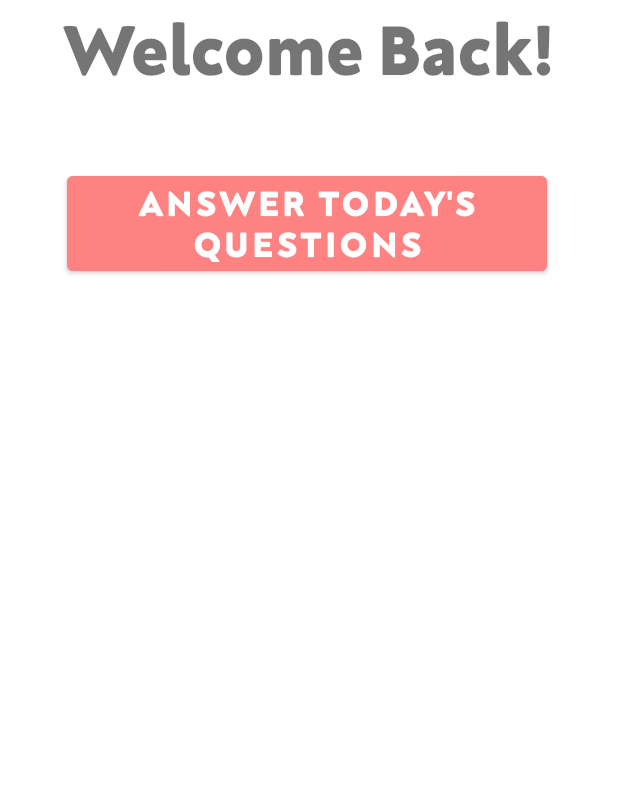
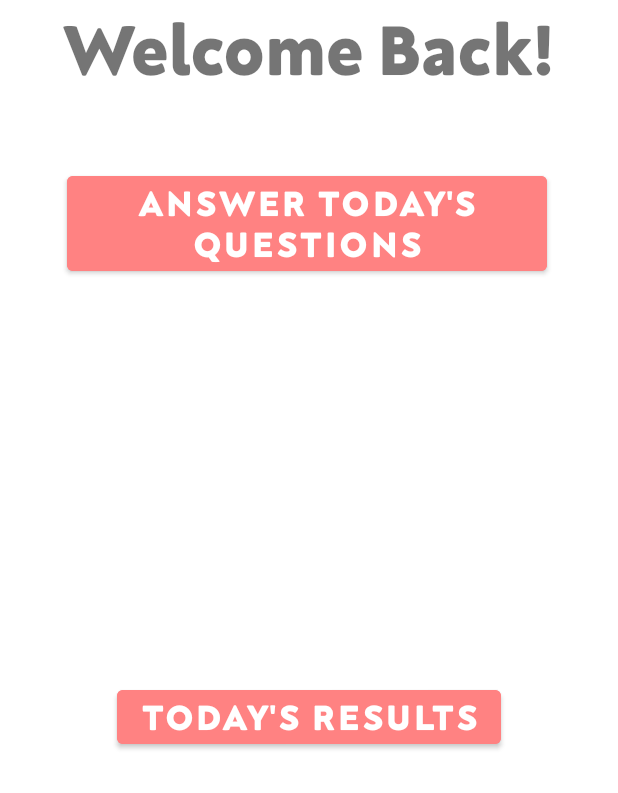
Before and after one commit to trendywalnut/SourSalesman, an Android app: the screen it shows after launch (MainActivity), on a phone screen of 412 x 824 dp, the part 443-1236 px from its top. Run offline under Robolectric (Android 15) with nearby library versions, the phone set to English and light mode, and no system bars.

Commit message:
questions darken when selected, results button on home menu

```diff
--- a/QuizApp/app/src/main/java/com/example/quizapp/MainActivity.kt
+++ b/QuizApp/app/src/main/java/com/example/quizapp/MainActivity.kt
@@ -51,6 +51,8 @@ class MainActivity : AppCompatActivity() {
         //}
 
         val button:Button = findViewById(R.id.questionButton)
+        val resultsButton:Button = findViewById(R.id.results)
+
         var dailyAnswered = false
         if(correctArray != null){
             button.setOnClickListener {
--- a/QuizApp/app/src/main/res/layout/activity_main.xml
+++ b/QuizApp/app/src/main/res/layout/activity_main.xml
@@ -13,8 +13,8 @@
         android:layout_marginLeft="30dp"
         android:layout_marginTop="16dp"
         android:layout_marginEnd="284dp"
+        android:backgroundTint="#FF8282"
         android:fontFamily="@font/neufreit_extrabold"
-        android:backgroundTint="#FF8282"
         android:text="stats"
         android:textSize="24dp"
         app:layout_constraintEnd_toEndOf="parent"
@@ -146,6 +146,20 @@
         app:layout_constraintTop_toBottomOf="@+id/welcome"
         app:layout_constraintVertical_bias="0.003" />
 
+    <Button
+        android:id="@+id/results"
+        android:layout_width="wrap_content"
+        android:layout_height="wrap_content"
+        android:backgroundTint="#FF8282"
+        android:fontFamily="@font/neufreit_extrabold"
+        android:text="Today's results"
+        android:textSize="24dp"
+        app:layout_constraintBottom_toBottomOf="parent"
+        app:layout_constraintLeft_toLeftOf="parent"
+        app:layout_constraintRight_toRightOf="parent"
+        app:layout_constraintTop_toBottomOf="@+id/questionButton"
+        app:layout_constraintVertical_bias="0.91" />
+
     <TextView
         android:id="@+id/welcome"
         android:layout_width="wrap_content"
```
